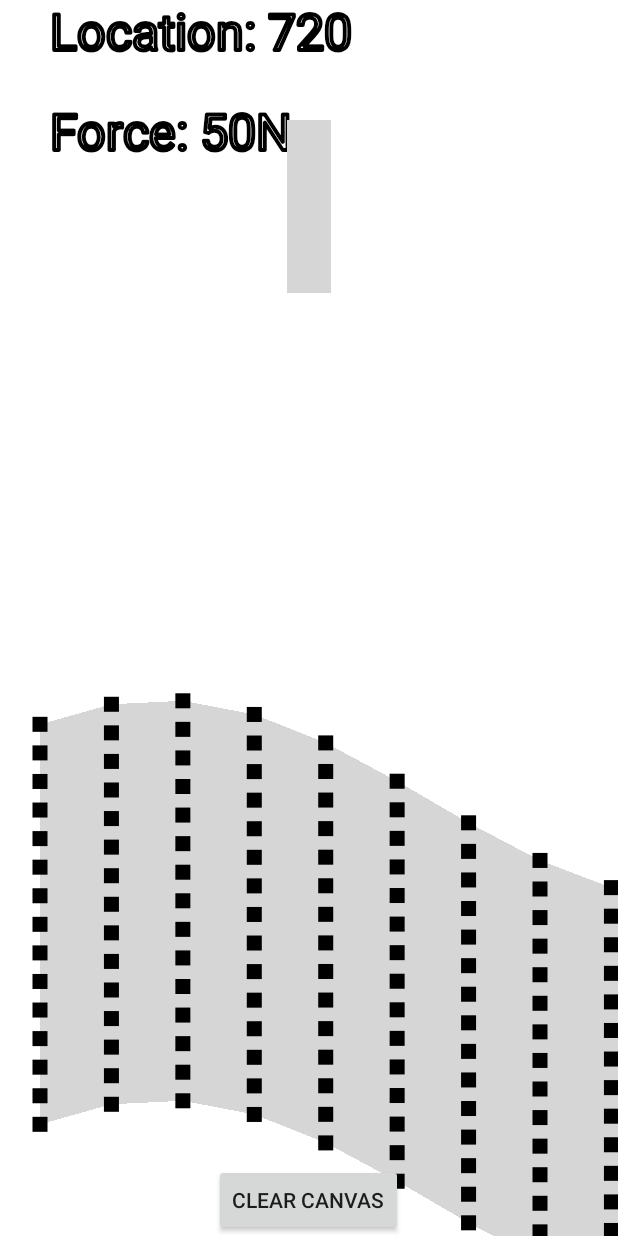
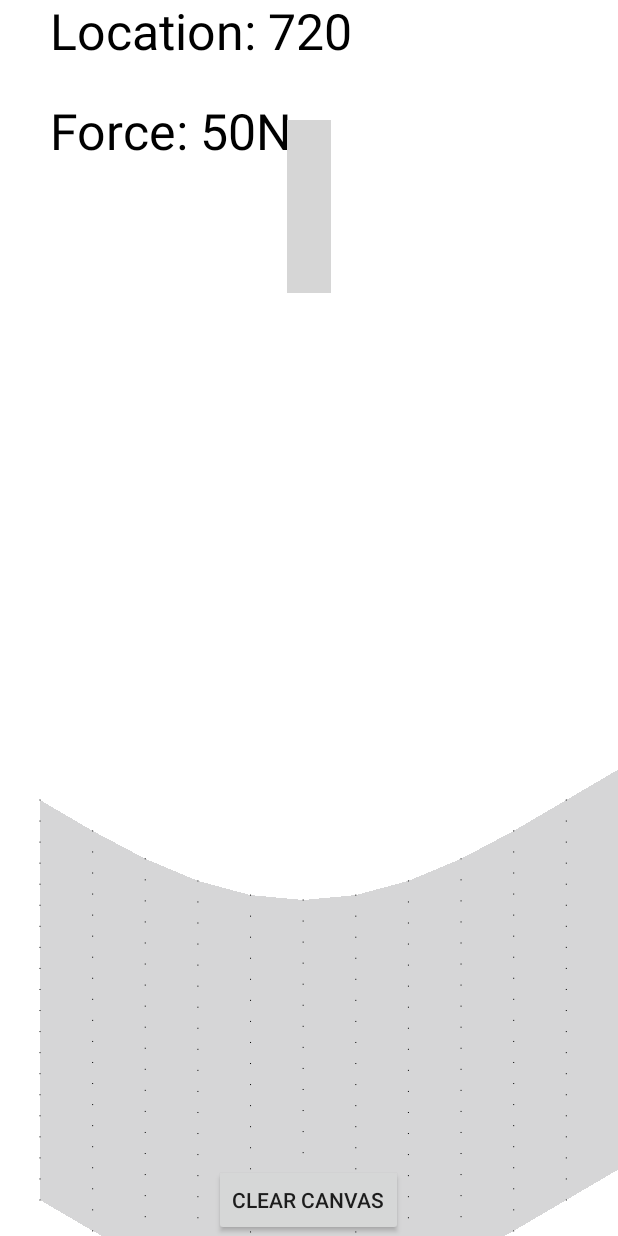
Before and after one commit to mkyle98/CS-275-Statics-Simulator, an Android app: the screen it shows after launch (MainActivity), on a phone screen of 412 x 824 dp. Run offline under Robolectric (Android 15) with nearby library versions, the phone set to English and light mode, and no system bars; 1 statement that could not run was skipped; grey boxes are pictures that could not be loaded.

```diff
--- a/app/src/main/java/com/jacobwunder/cs275staticssimulator/CanvasView.java
+++ b/app/src/main/java/com/jacobwunder/cs275staticssimulator/CanvasView.java
@@ -1,44 +1,31 @@
 package com.jacobwunder.cs275staticssimulator;
 
-import android.annotation.SuppressLint;
 import android.content.Context;
 import android.graphics.Bitmap;
 import android.graphics.BitmapFactory;
 import android.graphics.Canvas;
-import android.graphics.Color;
 import android.graphics.Paint;
-import android.graphics.Path;
 import android.util.AttributeSet;
-import android.view.MotionEvent;
 import android.view.View;
 
 import com.jacobwunder.cs275staticssimulator.threading.SimulatorClient;
+import com.jacobwunder.libstatics.Beam;
+import com.jacobwunder.libstatics.Point;
 
-import java.util.Arrays;
-import java.util.Random;
-import android.view.ViewGroup;
-import android.widget.FrameLayout;
-import android.widget.ImageView;
 public class CanvasView extends View {
 
-    private float t;
-    public int width;
-    public int height;
-    private Bitmap mBitmap;
-    private Bitmap testBitmap;
-    private Bitmap arrowBitmap;
-    private Canvas mCanvas;
-    private Path mPath;
+    private Bitmap beamBitmap;
     Context context;
     private Paint mPaint;
     private Paint pPaint;
-    private float mX, mY;
-    private static final float TOLERANCE = 5;
 
-    private static final int WIDTH = 15;
-    private static final int HEIGHT = 15;
+
+    private static final int WIDTH = Beam.POINT_COUNT;
+    private static final int HEIGHT = Beam.POINT_COUNT;
     private static final int COUNT = (WIDTH) * (HEIGHT);
-    private float[] mVerts = new float[COUNT*2];
+    private float[] mBitmapVerts = new float[COUNT*2];
+
+    private Point[] mBeamMesh;
 
     private SimulatorClient mSimulatorClient;
     private int forceArrowLocation;
@@ -48,38 +35,21 @@ public class CanvasView extends View {
         super(c, attrs);
         context = c;
 
-        // we set a new Path
-        mPath = new Path();
-
-        // and we set a new Paint with the desired attributes
+        beamBitmap = BitmapFactory.decodeResource(getResources(), R.drawable.beamp);
         mPaint = new Paint();
-        mPaint.setAntiAlias(true);
-        mPaint.setColor(Color.BLACK);
-        mPaint.setStyle(Paint.Style.STROKE);
-        mPaint.setStrokeJoin(Paint.Join.ROUND);
-        mPaint.setStrokeWidth(4f);
-
-        // and we set a new Paint with the desired attributes
         pPaint = new Paint();
-        pPaint.setAntiAlias(true);
-        pPaint.setColor(Color.BLACK);
-        pPaint.setStyle(Paint.Style.STROKE);
-        pPaint.setStrokeJoin(Paint.Join.ROUND);
-        pPaint.setStrokeWidth(15f);
-
-        //define beam bitmap
-        testBitmap = BitmapFactory.decodeResource(getResources(),
-                R.drawable.beamp);
     }
 
     public void setSimulatorClient(SimulatorClient simulatorClient) {
         mSimulatorClient = simulatorClient;
-    }
 
-    // override onSizeChanged
-    @Override
-    protected void onSizeChanged(int w, int h, int oldw, int oldh) {
-        super.onSizeChanged(w, h, oldw, oldh);
+        mSimulatorClient.onReceiveSimulatorMessage("beam update", value -> {
+            Beam beam = (Beam) value;
+            mBeamMesh = beam.getMesh();
+
+            invalidate();
+            return null;
+        });
     }
 
     public void drawMesh(Canvas canvas) {
@@ -92,25 +62,20 @@ public class CanvasView extends View {
 
         for (int i = 0; i < HEIGHT; i++) {
             for (int j = 0; j < WIDTH; j++) {
-//                System.out.println(i + ", " + j);
-//                System.out.println(i * 2 * HEIGHT + (2 * j));
-//                System.out.println(i * 2 * HEIGHT + (2 * j) + 1);
 
-                mVerts[i * 2 * HEIGHT + (2 * j)    ] = sizeX / (WIDTH - 1)  * j + minX;
-                mVerts[i * 2 * HEIGHT + (2 * j) + 1] = sizeY / (HEIGHT - 1) * i + minY;
+                mBitmapVerts[i * 2 * HEIGHT + (2 * j)    ] = sizeX / (WIDTH - 1)  * j + minX;
+                mBitmapVerts[i * 2 * HEIGHT + (2 * j) + 1] = sizeY / (HEIGHT - 1) * i + minY;
 
-                mVerts[i * 2 * HEIGHT + (2 * j) + 1] +=
-                    Math.sin((float) j / (float) WIDTH * 2 * Math.PI + t) * 100;
+                mBitmapVerts[i * 2 * HEIGHT + (2 * j) + 1] +=
+                    Math.sin((float) j / (float) WIDTH * 2 * Math.PI) * 100;
             }
         }
 
-//        System.out.println(Arrays.toString(mVerts));
-
         canvas.drawBitmapMesh(
-            testBitmap,
+            beamBitmap,
             WIDTH - 1,
             HEIGHT - 1,
-            mVerts,
+            mBitmapVerts,
             0,
             null,
             0,
@@ -118,93 +83,21 @@ public class CanvasView extends View {
         );
     }
 
-    Random random = new Random();
-    private void tick() {
-        t += .5;
-        t %= Math.PI * 2;
-
-        if (random.nextDouble() > 0.99) {
-            mSimulatorClient.sendMesage("PI TIME", t);
-        }
-    }
-
-    @Override
-    protected void onDraw(Canvas canvas) {
-        super.onDraw(canvas);
-    }
-
     @Override
     public void draw(Canvas canvas) {
         super.draw(canvas);
-
-        tick();
-
-        // draw the mPath with the mPaint on the canvas when onDraw
-        canvas.drawPath(mPath, mPaint);
 
         drawMesh(canvas);
         mPaint.setTextSize(50);
         canvas.drawText("Location: "+ getForceArrowLocation(), 50, 50, mPaint);
         canvas.drawText("Force: "+ getForceArrowAmount()+"N", 50, 150, mPaint);
 
-        //DRAW POINTS--------------------------------------
-        for (int i = 0; i < mVerts.length; i += 2) {
-            canvas.drawPoint(mVerts[i], mVerts[i + 1], pPaint);
+        for (int i = 0; i < mBitmapVerts.length; i += 2) {
+            canvas.drawPoint(mBitmapVerts[i], mBitmapVerts[i + 1], pPaint);
         }
 
         // Jank Refresh:
-        invalidate();
-    }
-
-    // when ACTION_DOWN start touch according to the x,y values
-    private void startTouch(float x, float y) {
-        mPath.moveTo(x, y);
-        mX = x;
-        mY = y;
-    }
-
-    // when ACTION_MOVE move touch according to the x,y values
-    private void moveTouch(float x, float y) {
-        float dx = Math.abs(x - mX);
-        float dy = Math.abs(y - mY);
-        if (dx >= TOLERANCE || dy >= TOLERANCE) {
-            mPath.quadTo(mX, mY, (x + mX) / 2, (y + mY) / 2);
-            mX = x;
-            mY = y;
-        }
-    }
-
-    public void clearCanvas() {
-        mPath.reset();
-        invalidate();
-    }
-
-    // when ACTION_UP stop touch
-    private void upTouch() {
-        mPath.lineTo(mX, mY);
-    }
-
-    //override the onTouchEvent
-    @Override
-    public boolean onTouchEvent(MotionEvent event) {
-        float x = event.getX();
-        float y = event.getY();
-
-        switch (event.getAction()) {
-            case MotionEvent.ACTION_DOWN:
-                startTouch(x, y);
-                invalidate();
-                break;
-            case MotionEvent.ACTION_MOVE:
-                moveTouch(x, y);
-                invalidate();
-                break;
-            case MotionEvent.ACTION_UP:
-                upTouch();
-                invalidate();
-                break;
-        }
-        return true;
+        // invalidate();
     }
 
     public void setForceArrowLocation(int location){forceArrowLocation = location;}
--- a/app/src/main/java/com/jacobwunder/cs275staticssimulator/MainActivity.java
+++ b/app/src/main/java/com/jacobwunder/cs275staticssimulator/MainActivity.java
@@ -2,6 +2,7 @@ package com.jacobwunder.cs275staticssimulator;
 
 import android.app.Activity;
 import android.os.Bundle;
+import android.util.DisplayMetrics;
 import android.view.View;
 
 import com.jacobwunder.cs275staticssimulator.threading.SimulatorClient;
@@ -33,7 +34,6 @@ public class MainActivity extends Activity {
         setContentView(R.layout.activity_main);
 
         mSimulatorClient = new SimulatorClient();
-        System.out.println("Loading situation!!!!!!!");
         mSimulatorClient.sendMesage("LoadSituation", UniformCantileverSituation.situationName);
 
         mSimulatorClient.onReceiveSimulatorMessage("PI Returned", value -> {
@@ -41,11 +41,17 @@ public class MainActivity extends Activity {
             return null;
         });
 
+        mSimulatorClient.onReceiveSimulatorMessage("beam update", value -> {
+
+
+            return null;
+        });
+
         mCustomCanvas = findViewById(R.id.signature_canvas);
         mCustomCanvas.setSimulatorClient(mSimulatorClient);
-        mCustomCanvas = (CanvasView) findViewById(R.id.signature_canvas);
+        mCustomCanvas = findViewById(R.id.signature_canvas);
         mainLayout = (FrameLayout) findViewById(R.id.main);
-        image = (ImageView) findViewById(R.id.forceArrow);
+        image = findViewById(R.id.forceArrow);
         image.setOnTouchListener(onTouchListener());
 
         mCustomCanvas.setForceArrowAmount(forceAmount);
@@ -58,10 +64,13 @@ public class MainActivity extends Activity {
             @SuppressLint("ClickableViewAccessibility")
             @Override
             public boolean onTouch(View view, MotionEvent event) {
+                DisplayMetrics displayMetrics = new DisplayMetrics();
+                getWindowManager().getDefaultDisplay().getMetrics(displayMetrics);
+                int height = displayMetrics.heightPixels;
+                int width = displayMetrics.widthPixels;
 
-                final int x = (int) event.getRawX();
+                int x = (int) event.getRawX();
                 forceLocation = (int) event.getRawX();
-
                 mCustomCanvas.setForceArrowLocation(forceLocation);
 
                 switch (event.getAction() & MotionEvent.ACTION_MASK) {
@@ -74,6 +83,10 @@ public class MainActivity extends Activity {
                         break;
 
                     case MotionEvent.ACTION_UP:
+                        mSimulatorClient.sendMesage(
+                            "force location update",
+                            (double) forceLocation / width
+                        );
                         break;
 
                     case MotionEvent.ACTION_MOVE:
@@ -87,6 +100,7 @@ public class MainActivity extends Activity {
                 }
 
                 mainLayout.invalidate();
+                mCustomCanvas.invalidate();
                 return true;
             }
         };
@@ -97,9 +111,4 @@ public class MainActivity extends Activity {
         super.onDestroy();
         mSimulatorClient.onDestroy();
     }
-
-    public void clearCanvas(View v) {
-        mCustomCanvas.clearCanvas();
-    }
-
 }
--- a/libstatics/src/main/java/com/jacobwunder/libstatics/Beam.java
+++ b/libstatics/src/main/java/com/jacobwunder/libstatics/Beam.java
@@ -4,7 +4,7 @@ import java.util.function.Function;
 
 public class Beam {
 
-    private static int POINT_COUNT = 20;
+    public static int POINT_COUNT = 20;
 
     private Point[] mesh;
     private double length;
```
Also changed, not shown: libstatics/src/main/java/com/jacobwunder/libstatics/situations/UniformCantileverSituation.java (+3 -11 lines).
